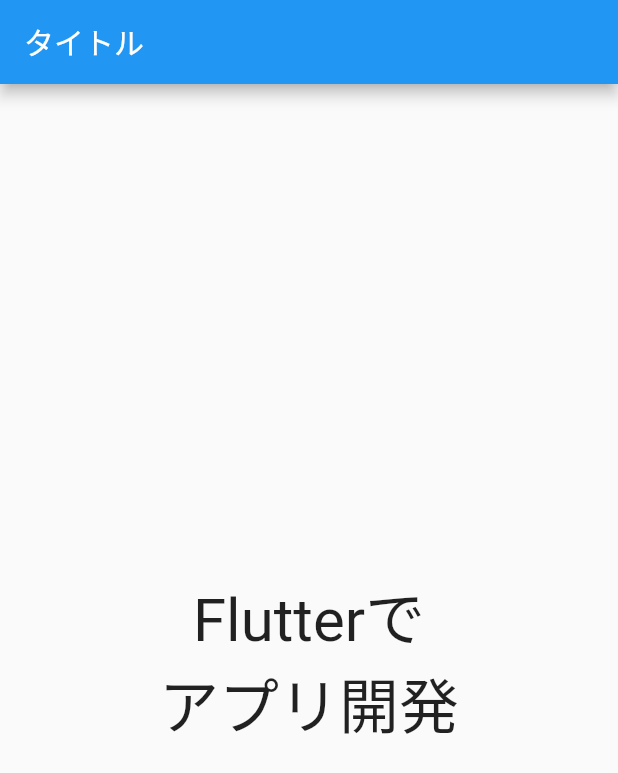
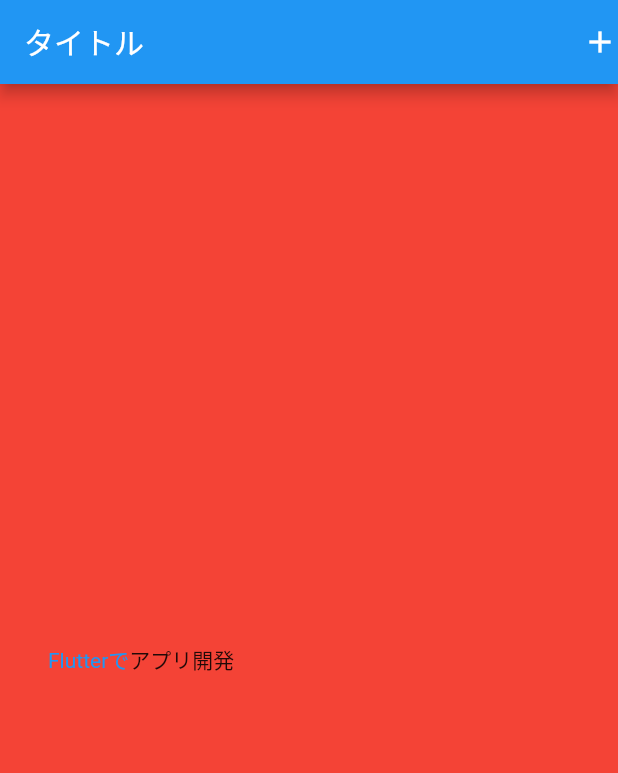
Before and after one commit to knts0/flutter_app, a Flutter app: the screen it shows after launch, on a phone screen of 412 x 824 dp. Shown: the top 773 px of the screen. Run offline on Flutter 3.47's test engine with Material 2 defaults, Android fonts, the phone set to English and light mode, and no system bars.

Commit message:
edit MyApp layout

```diff
--- a/lib/main.dart
+++ b/lib/main.dart
@@ -24,23 +24,28 @@
         primarySwatch: Colors.blue,
       ),
       home: Scaffold(
+        backgroundColor: Colors.yellow,
         appBar: AppBar(
           title: Text('タイトル'),
+          actions: <Widget>[Icon(Icons.add)],
         ),
-        body: Center(
-          child: Column(
-            mainAxisAlignment: MainAxisAlignment.center,
+        body: Container(
+          height: double.infinity,
+          color: Colors.red,
+          child: Padding(
+            padding: const EdgeInsets.all(32.0),
+            child: Row(
                   children: <Widget>[
                     Text(
                       'Flutterで',
-                style: TextStyle(fontSize: 40),
+                      style: TextStyle(color: Colors.blue),
                     ),
                     Text(
                       'アプリ開発',
-                style: TextStyle(fontSize: 40),
                     )
                   ]
-          )
+            ),
+          ),
         )
       )
     );
@@ -91,7 +96,7 @@
       appBar: AppBar(
         // Here we take the value from the MyHomePage object that was created by
         // the App.build method, and use it to set our appbar title.
-        title: Text(widget.title),
+        title: Text('タイトルテスト'),
       ),
       body: Center(
         // Center is a layout widget. It takes a single child and positions it
```
Lines whose indentation alone changed are shown as unchanged.
